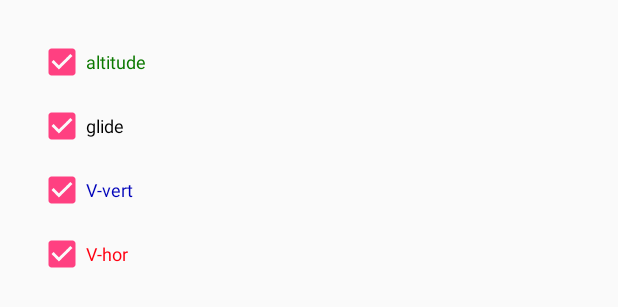
After one commit to 84n4n4/FloatSight, an Android app: the layout metrics_dialog.xml on its own in the app's theme, with its tools: preview values and no code run, on a phone screen of 412 x 824 dp. The commit adds this screen. Shown: the top 307 px of the screen. Run offline under Robolectric (Android 15) with nearby library versions, the phone set to English and light mode, and no system bars.

Commit message:
added visibility toggles for line data

```diff
--- /dev/null
+++ b/app/src/main/res/layout/metrics_dialog.xml
@@ -0,0 +1,33 @@
+<?xml version="1.0" encoding="utf-8"?>
+<LinearLayout xmlns:android="http://schemas.android.com/apk/res/android"
+              android:layout_width="wrap_content"
+              android:layout_height="wrap_content"
+              android:orientation="vertical"
+              android:layout_marginLeft="20dp"
+              android:layout_marginTop="20dp">
+
+    <CheckBox android:id="@+id/checkbox_altitude"
+              style="@style/metricsCheckbox"
+              android:text="@string/altitude_label"
+              android:checked="true"
+              android:textColor="@color/altitude"
+              android:onClick="onDialogCheckboxClicked"/>
+    <CheckBox android:id="@+id/checkbox_glide"
+              style="@style/metricsCheckbox"
+              android:text="@string/glide_label"
+              android:checked="true"
+              android:textColor="@color/glide"
+              android:onClick="onDialogCheckboxClicked"/>
+    <CheckBox android:id="@+id/checkbox_vert_velocity"
+              style="@style/metricsCheckbox"
+              android:text="@string/vert_velocity_label"
+              android:checked="true"
+              android:textColor="@color/vertVelocity"
+              android:onClick="onDialogCheckboxClicked"/>
+    <CheckBox android:id="@+id/checkbox_hor_velocity"
+              style="@style/metricsCheckbox"
+              android:text="@string/hor_velocity_label"
+              android:checked="true"
+              android:textColor="@color/horVelocity"
+              android:onClick="onDialogCheckboxClicked"/>
+</LinearLayout>
--- a/app/src/main/res/menu/menu_all_metrics_time_chart.xml
+++ b/app/src/main/res/menu/menu_all_metrics_time_chart.xml
@@ -23,4 +23,9 @@
 
 <menu xmlns:android="http://schemas.android.com/apk/res/android"
     xmlns:app="http://schemas.android.com/apk/res-auto">
+    <item
+            android:id="@+id/menu_item_metrics_visibility"
+            android:orderInCategory="100"
+            android:title="@string/menu_item_metrics_visibility"
+            app:showAsAction="never" />
 </menu>
--- a/app/src/main/res/values/strings.xml
+++ b/app/src/main/res/values/strings.xml
@@ -42,6 +42,7 @@
     <string name="ok">OK</string>
     <string name="cancel">Cancel</string>
     <string name="about_dialog_message">Version %1$s\n\nSource and more info:\nhttps://github.com/84n4n4/FloatSight</string>
+    <string name="metrics_dialgo_title">Visible metrics</string>
 
     <!-- Main menu -->
     <string name="button_import_title">Import file</string>
@@ -57,6 +58,7 @@
     <string name="menu_item_start_point">Set range marker</string>
     <string name="menu_item_end_point">Clear range markers</string>
     <string name="menu_item_range_data">Show range data</string>
+    <string name="menu_item_metrics_visibility">Metrics</string>
 
     <!-- Units -->
     <string name="kmh">%1$s km/h</string>
```
Also changed, not shown: app/src/main/java/com/watchthybridle/floatsight/MainActivity.java (+11 -0 lines), app/src/main/java/com/watchthybridle/floatsight/chartfragments/AllMetricsTimeChartFragment.java (+52 -5 lines), app/src/main/java/com/watchthybridle/floatsight/customcharts/GlideOverlayChart.java (+9 -2 lines), app/src/main/java/com/watchthybridle/floatsight/customcharts/RestorableChart.java (+28 -8 lines), app/src/main/java/com/watchthybridle/floatsight/customcharts/parcelables/ParcelableLineDataVisibility.java (added, +49 -0 lines), app/src/main/java/com/watchthybridle/floatsight/linedatasetcreation/AllMetricsVsTimeChartDataSetHolder.java (+22 -5 lines), app/src/main/res/values/styles.xml (+13 -1 lines).
